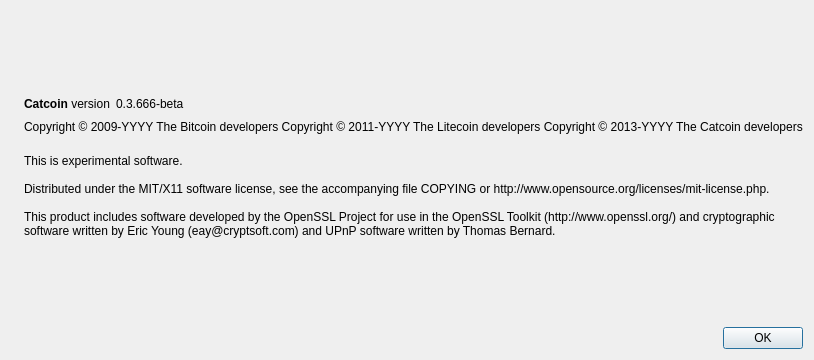
The window that src/qt/forms/aboutdialog.ui (unicorncoin/unicorncoin) describes before a commit, drawn with Qt 5.
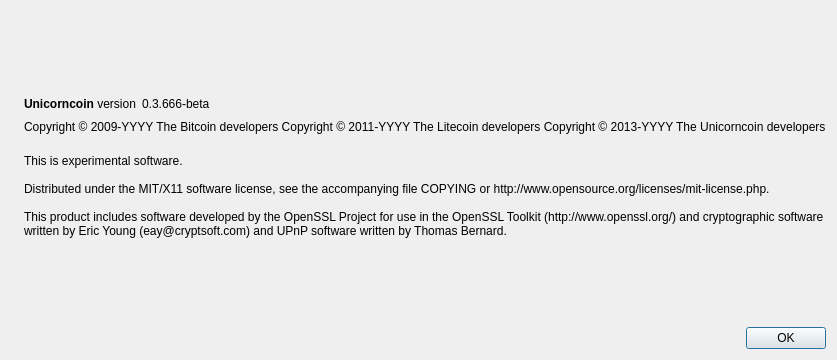
The same window after the commit. Icons and pictures are not drawn.

```diff
--- a/src/qt/forms/aboutdialog.ui
+++ b/src/qt/forms/aboutdialog.ui
@@ -50,7 +50,7 @@
           <cursorShape>IBeamCursor</cursorShape>
          </property>
          <property name="text">
-          <string>&lt;b&gt;Catcoin&lt;/b&gt; version</string>
+          <string>&lt;b&gt;Unicorncoin&lt;/b&gt; version</string>
          </property>
          <property name="textInteractionFlags">
           <set>Qt::LinksAccessibleByMouse|Qt::TextSelectableByKeyboard|Qt::TextSelectableByMouse</set>
@@ -93,7 +93,7 @@
        <property name="text">
         <string notr="true">Copyright &amp;copy; 2009-YYYY The Bitcoin developers
 Copyright &amp;copy; 2011-YYYY The Litecoin developers
-Copyright &amp;copy; 2013-YYYY The Catcoin developers</string>
+Copyright &amp;copy; 2013-YYYY The Unicorncoin developers</string>
        </property>
        <property name="textFormat">
         <enum>Qt::RichText</enum>
```
Left out of the diff: 2 changed lines with no effect on the pictures.
